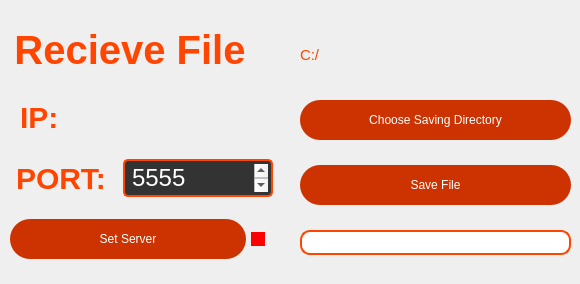
Before: the Qt Designer form ui/RecievingFile.ui in bartzlot/file_sender, drawn with Qt 5.
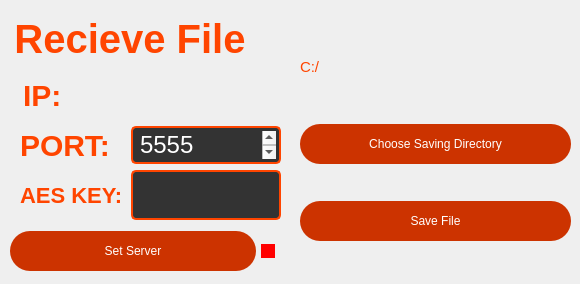
After: the same form once the commit is applied.

The edit to the form file:
```diff
--- a/ui/RecievingFile.ui
+++ b/ui/RecievingFile.ui
@@ -19,7 +19,7 @@
      <rect>
       <x>10</x>
       <y>10</y>
-      <width>271</width>
+      <width>281</width>
       <height>271</height>
      </rect>
     </property>
@@ -180,6 +180,75 @@
        </item>
       </layout>
      </item>
+     <item>
+      <layout class="QHBoxLayout" name="horizontalLayout_5">
+       <property name="spacing">
+        <number>1</number>
+       </property>
+       <item>
+        <widget class="QLabel" name="label_5">
+         <property name="maximumSize">
+          <size>
+           <width>100</width>
+           <height>30</height>
+          </size>
+         </property>
+         <property name="styleSheet">
+          <string notr="true">QLabel {
+    font-family: Arial, sans-serif;
+    font-size: 22px; /* Larger font size */
+    font-weight: bold; /* Make the text bold */
+    color: #FF4500; /* Red text color (example: DarkOrange) */
+    background: transparent; /* No background */
+    text-align: center; /* Center the text horizontally */
+}
+</string>
+         </property>
+         <property name="text">
+          <string>AES KEY:</string>
+         </property>
+        </widget>
+       </item>
+       <item>
+        <widget class="QTextEdit" name="aes_texedit">
+         <property name="maximumSize">
+          <size>
+           <width>150</width>
+           <height>50</height>
+          </size>
+         </property>
+         <property name="styleSheet">
+          <string notr="true">QTextEdit {
+    background-color: #333; /* Dark gray background color for QTextEdit */
+    color: #FFF; /* White text color */
+    border: 2px solid #FF4500; /* Red border around the QTextEdit */
+    border-radius: 5px; /* Rounded corners */
+    padding: 3px; /* Padding for text content */
+}
+
+QTextEdit:hover {
+    border: 2px solid #FF6600; /* Red border on hover */
+}
+
+QTextEdit:focus {
+    border: 2px solid #FF3300; /* Red border when QTextEdit is in focus */
+}
+</string>
+         </property>
+         <property name="html">
+          <string>&lt;!DOCTYPE HTML PUBLIC &quot;-//W3C//DTD HTML 4.0//EN&quot; &quot;http://www.w3.org/TR/REC-html40/strict.dtd&quot;&gt;
+&lt;html&gt;&lt;head&gt;&lt;meta name=&quot;qrichtext&quot; content=&quot;1&quot; /&gt;&lt;meta charset=&quot;utf-8&quot; /&gt;&lt;style type=&quot;text/css&quot;&gt;
+p, li { white-space: pre-wrap; }
+hr { height: 1px; border-width: 0; }
+li.unchecked::marker { content: &quot;\2610&quot;; }
+li.checked::marker { content: &quot;\2612&quot;; }
+&lt;/style&gt;&lt;/head&gt;&lt;body style=&quot; font-family:'.AppleSystemUIFont'; font-size:13pt; font-weight:400; font-style:normal;&quot;&gt;
+&lt;p style=&quot;-qt-paragraph-type:empty; margin-top:0px; margin-bottom:0px; margin-left:0px; margin-right:0px; -qt-block-indent:0; text-indent:0px;&quot;&gt;&lt;br /&gt;&lt;/p&gt;&lt;/body&gt;&lt;/html&gt;</string>
+         </property>
+        </widget>
+       </item>
+      </layout>
+     </item>
      <item>
       <layout class="QHBoxLayout" name="horizontalLayout_4">
        <property name="spacing">
@@ -346,32 +415,6 @@
        </property>
       </widget>
      </item>
-     <item>
-      <widget class="QProgressBar" name="saving_progress_bar">
-       <property name="maximumSize">
-        <size>
-         <width>400</width>
-         <height>25</height>
-        </size>
-       </property>
-       <property name="styleSheet">
-        <string notr="true">QProgressBar {
-    border: 2px solid #FF4500; /* Add a red border */
-    border-radius: 10px; /* Make the progress bar rounded */
-    text-align: center; /* Center the text inside the progress bar */
-    font-size: 14px; /* Set the font size */
-    color: #FFF; /* Set the text color to white */
-}
-
-QProgressBar::chunk {
-    background-color: #FF4500; /* Set the progress bar chunk color to red */
-}</string>
-       </property>
-       <property name="value">
-        <number>0</number>
-       </property>
-      </widget>
-     </item>
     </layout>
    </widget>
   </widget>
```
